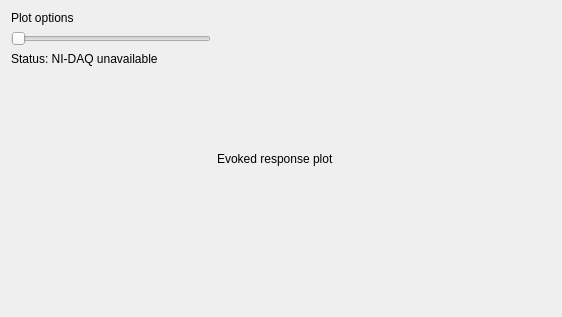
Above: app/window/overview_window.ui from teuncm/wormenpracticum before the change. Below: the same form after it.
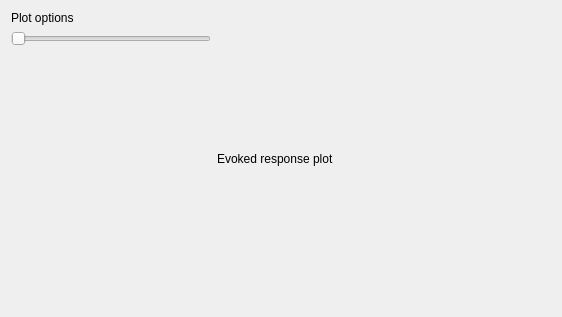
That is the form after the change.

Commit message: Move currently selected pulse checkbox to designer, move nidaq label

The edit to the form file:
```diff
--- a/app/window/overview_window.ui
+++ b/app/window/overview_window.ui
@@ -30,16 +30,6 @@
        </property>
       </widget>
      </item>
-     <item>
-      <widget class="QLabel" name="nidaqStatusLabel">
-       <property name="text">
-        <string>Status: NI-DAQ unavailable</string>
-       </property>
-       <property name="wordWrap">
-        <bool>true</bool>
-       </property>
-      </widget>
-     </item>
      <item>
       <spacer name="verticalSpacer">
        <property name="orientation">
```
The commit also changes 8 other files.
